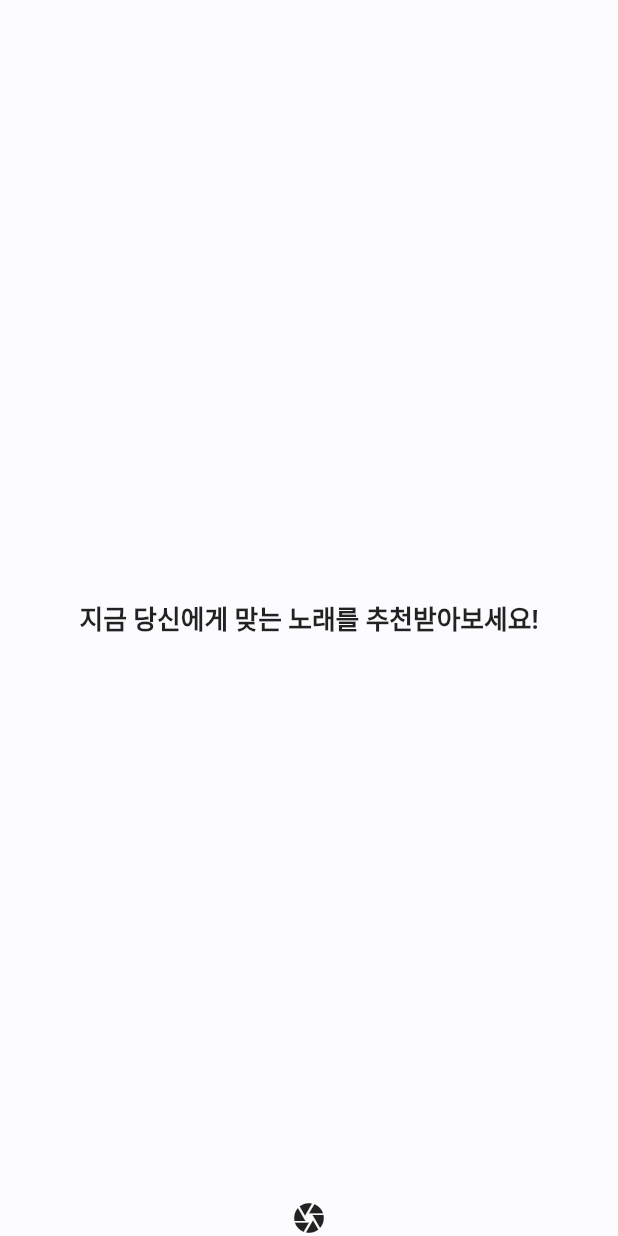
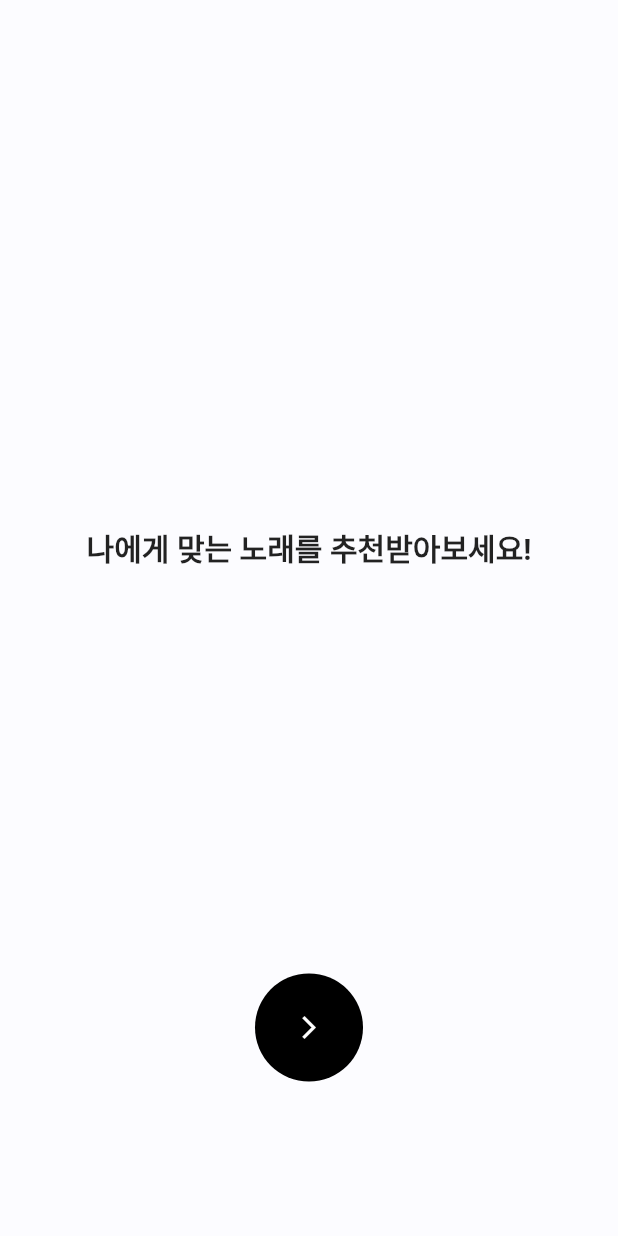
Before and after one commit to rntlqvnf/IDEA_Outsourcing, a Flutter app: the screen it shows after launch, on a phone screen of 412 x 824 dp. Run offline on Flutter 3.47's test engine with Material 2 defaults, Android fonts, the phone set to English and light mode, and no system bars; our stand-ins replace animated_text_kit, camera, flutter_neumorphic, flutter_screenutil, video_player; Roboto replaces fonts that are missing (NanumGothic).

Commit message:
<Feat> : Add Init screen button
Added Init screen button.
Ref to Dribbble!

```diff
--- a/lib/ui/home/init_camera_screen.dart
+++ b/lib/ui/home/init_camera_screen.dart
@@ -3,8 +3,36 @@ import 'package:flutter/cupertino.dart';
 import 'package:flutter/material.dart';
 import 'package:flutter_screenutil/flutter_screenutil.dart';
 import 'package:flutter_neumorphic/flutter_neumorphic.dart';
+import 'package:python_app/routes.dart';
 
-class InitCameraScreen extends StatelessWidget {
+class InitCameraScreen extends StatefulWidget {
+  _InitCameraScreenState createState() => _InitCameraScreenState();
+}
+
+class _InitCameraScreenState extends State<InitCameraScreen>
+    with SingleTickerProviderStateMixin {
+  AnimationController animationController;
+  Animation<double> bottomButtonAnimation;
+
+  @override
+  void initState() {
+    super.initState();
+    animationController =
+        AnimationController(vsync: this, duration: Duration(milliseconds: 800))
+          ..addListener(() => setState(() {}));
+
+    bottomButtonAnimation =
+        CurvedAnimation(curve: Curves.easeInOut, parent: animationController);
+
+    Future.delayed(Duration(seconds: 2), () => animationController.forward());
+  }
+
+  @override
+  void dispose() {
+    animationController.dispose();
+    super.dispose();
+  }
+
   @override
   Widget build(BuildContext context) {
     ScreenUtil.init(context, width: 1440, height: 2560, allowFontScaling: true);
@@ -18,26 +46,49 @@ class InitCameraScreen extends StatelessWidget {
           children: <Widget>[
             Center(
               child: Padding(
-                padding: EdgeInsets.all(10.0),
+                padding: EdgeInsets.only(
+                    left: ScreenUtil().setWidth(40),
+                    right: ScreenUtil().setWidth(40)),
                 child: TyperAnimatedTextKit(
                   speed: Duration(milliseconds: 80),
                   isRepeatingAnimation: false,
-                    text: ['지금 당신에게 맞는 노래를 추천받아보세요!'],
+                  text: ['나에게 맞는 노래를 추천받아보세요!'],
                   textStyle: TextStyle(
-                      fontSize: ScreenUtil().setSp(60),
+                    fontSize: ScreenUtil().setSp(70),
                     fontFamily: 'NanumGothic',
                     fontWeight: FontWeight.w700,
                   ),
-                    textAlign: TextAlign.start,
-                    alignment:
-                        AlignmentDirectional.topStart // or Alignment.topLeft
+                  textAlign: TextAlign.center,
+                  alignment: AlignmentDirectional.topStart,
                 ),
               ),
+            ),
+            SizedBox(
+              height: ScreenUtil().setHeight(290),
             )
           ],
         ),
         Align(
-            alignment: FractionalOffset.bottomCenter, child: Icon(Icons.camera))
+            alignment: FractionalOffset.bottomCenter,
+            child: Padding(
+              padding: EdgeInsets.only(bottom: ScreenUtil().setHeight(320)),
+              child: FadeTransition(
+                opacity: bottomButtonAnimation,
+                child: Container(
+                  padding: EdgeInsets.all(27),
+                  decoration: BoxDecoration(
+                      shape: BoxShape.circle, color: Colors.black),
+                  child: InkWell(
+                    onTap: () => Navigator.pushNamed(context, Routes.camera),
+                    child: Icon(
+                      Icons.arrow_forward_ios,
+                      size: 18,
+                      color: Colors.white,
+                    ),
+                  ),
+                ),
+              ),
+            ))
       ],
     )));
   }
```
Lines whose indentation alone changed are shown as unchanged.
